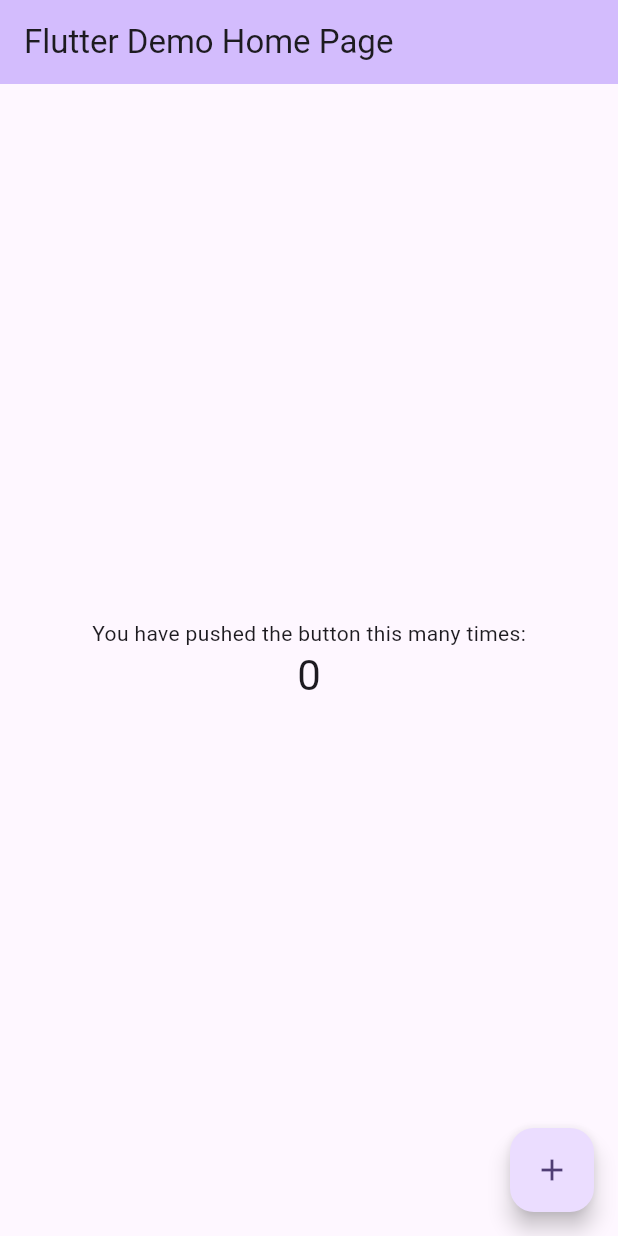
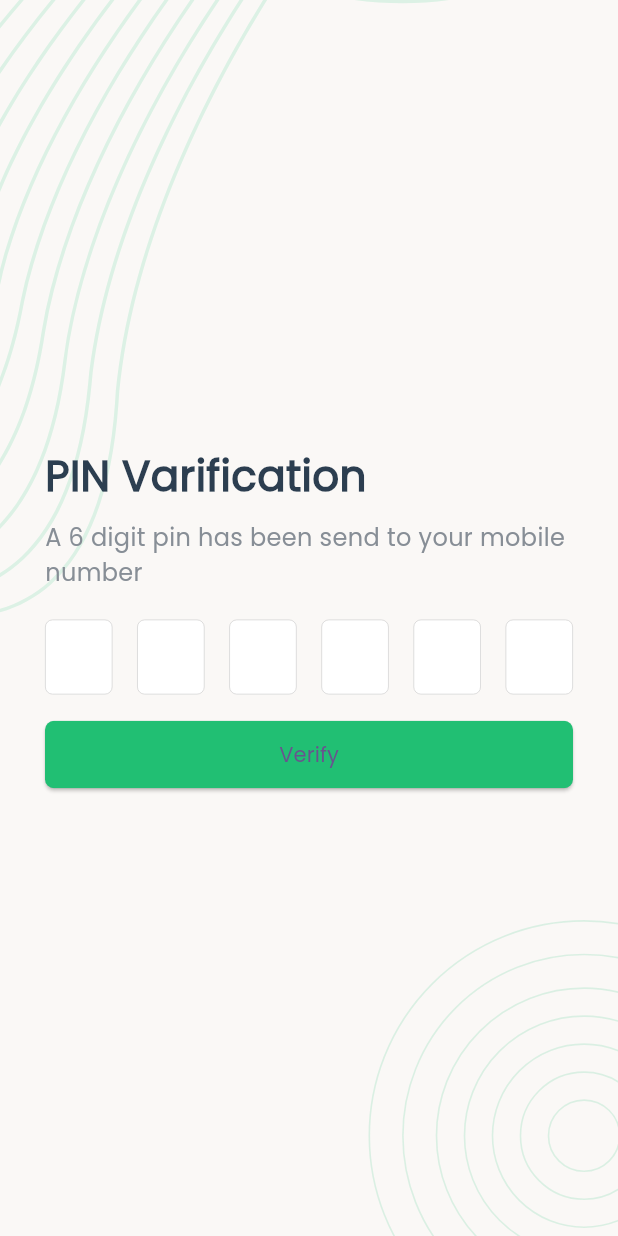
Before and after one commit to fazlerabbe/task_manager-with-api, a Flutter app: the screen it shows after launch, on a phone screen of 412 x 824 dp. Run offline on Flutter 3.47's test engine with Material 2 defaults, Android fonts, the phone set to English and light mode, and no system bars; drawn by our look-alikes of pin_code_fields; our stand-ins replace flutter_svg, fluttertoast.

Commit message:
"second commit"

```diff
--- a/lib/main.dart
+++ b/lib/main.dart
@@ -1,4 +1,10 @@
 import 'package:flutter/material.dart';
+import 'package:task_manager/screen/onboarding/emailVerificationSceen.dart';
+import 'package:task_manager/screen/onboarding/loginScreen.dart';
+import 'package:task_manager/screen/onboarding/pinVerification.dart';
+import 'package:task_manager/screen/onboarding/registrationSceen.dart';
+import 'package:task_manager/screen/onboarding/setPasswordSceen.dart';
+import 'package:task_manager/screen/onboarding/splashScreen.dart';
 
 void main() {
   runApp(const MyApp());
@@ -11,115 +17,21 @@ class MyApp extends StatelessWidget {
   @override
   Widget build(BuildContext context) {
     return MaterialApp(
-      title: 'Flutter Demo',
+      debugShowCheckedModeBanner: false,
+      title: 'Task management',
       theme: ThemeData(
-        // This is the theme of your application.
-        //
-        // TRY THIS: Try running your application with "flutter run". You'll see
-        // the application has a blue toolbar. Then, without quitting the app,
-        // try changing the seedColor in the colorScheme below to Colors.green
-        // and then invoke "hot reload" (save your changes or press the "hot
-        // reload" button in a Flutter-supported IDE, or press "r" if you used
-        // the command line to start the app).
-        //
-        // Notice that the counter didn't reset back to zero; the application
-        // state is not lost during the reload. To reset the state, use hot
-        // restart instead.
-        //
-        // This works for code too, not just values: Most code changes can be
-        // tested with just a hot reload.
         colorScheme: ColorScheme.fromSeed(seedColor: Colors.deepPurple),
         useMaterial3: true,
       ),
-      home: const MyHomePage(title: 'Flutter Demo Home Page'),
+      initialRoute: '/pinvarification',
+      routes: {
+        '/': (context) => SplashScreen(),
+        '/login': (context) => LoginScreen(),
+        '/registration': (context) => RegistrationScreen(),
+        '/emailvarification': (context) => EmailVerificationSceen(),
+        '/pinvarification': (context) => PinVerificationScreen(),
+        '/setpassword': (context) => SetPasswordSceen()
+      },
     );
   }
 }
-
-class MyHomePage extends StatefulWidget {
-  const MyHomePage({super.key, required this.title});
-
-  // This widget is the home page of your application. It is stateful, meaning
-  // that it has a State object (defined below) that contains fields that affect
-  // how it looks.
-
-  // This class is the configuration for the state. It holds the values (in this
-  // case the title) provided by the parent (in this case the App widget) and
-  // used by the build method of the State. Fields in a Widget subclass are
-  // always marked "final".
-
-  final String title;
-
-  @override
-  State<MyHomePage> createState() => _MyHomePageState();
-}
-
-class _MyHomePageState extends State<MyHomePage> {
-  int _counter = 0;
-
-  void _incrementCounter() {
-    setState(() {
-      // This call to setState tells the Flutter framework that something has
-      // changed in this State, which causes it to rerun the build method below
-      // so that the display can reflect the updated values. If we changed
-      // _counter without calling setState(), then the build method would not be
-      // called again, and so nothing would appear to happen.
-      _counter++;
-    });
-  }
-
-  @override
-  Widget build(BuildContext context) {
-    // This method is rerun every time setState is called, for instance as done
-    // by the _incrementCounter method above.
-    //
-    // The Flutter framework has been optimized to make rerunning build methods
-    // fast, so that you can just rebuild anything that needs updating rather
-    // than having to individually change instances of widgets.
-    return Scaffold(
-      appBar: AppBar(
-        // TRY THIS: Try changing the color here to a specific color (to
-        // Colors.amber, perhaps?) and trigger a hot reload to see the AppBar
-        // change color while the other colors stay the same.
-        backgroundColor: Theme.of(context).colorScheme.inversePrimary,
-        // Here we take the value from the MyHomePage object that was created by
-        // the App.build method, and use it to set our appbar title.
-        title: Text(widget.title),
-      ),
-      body: Center(
-        // Center is a layout widget. It takes a single child and positions it
-        // in the middle of the parent.
-        child: Column(
-          // Column is also a layout widget. It takes a list of children and
-          // arranges them vertically. By default, it sizes itself to fit its
-          // children horizontally, and tries to be as tall as its parent.
-          //
-          // Column has various properties to control how it sizes itself and
-          // how it positions its children. Here we use mainAxisAlignment to
-          // center the children vertically; the main axis here is the vertical
-          // axis because Columns are vertical (the cross axis would be
-          // horizontal).
-          //
-          // TRY THIS: Invoke "debug painting" (choose the "Toggle Debug Paint"
-          // action in the IDE, or press "p" in the console), to see the
-          // wireframe for each widget.
-          mainAxisAlignment: MainAxisAlignment.center,
-          children: <Widget>[
-            const Text(
-              'You have pushed the button this many times:',
-            ),
-            Text(
-              '$_counter',
-              style: Theme.of(context).textTheme.headlineMedium,
-            ),
-          ],
-        ),
-      ),
-      floatingActionButton: FloatingActionButton(
-        onPressed: _incrementCounter,
-        tooltip: 'Increment',
-        child: const Icon(Icons.add),
-      ), // This trailing comma makes auto-formatting nicer for build methods.
-    );
-  }
-}
--- /dev/null
+++ b/lib/screen/onboarding/pinVerification.dart
@@ -0,0 +1,61 @@
+import 'package:flutter/material.dart';
+import 'package:pin_code_fields/pin_code_fields.dart';
+
+import '../../style/style.dart';
+
+class PinVerificationScreen extends StatefulWidget {
+  const PinVerificationScreen({super.key});
+
+  @override
+  State<PinVerificationScreen> createState() => _PinVerificationScreenState();
+}
+
+class _PinVerificationScreenState extends State<PinVerificationScreen> {
+  @override
+  Widget build(BuildContext context) {
+    return Scaffold(
+      body: Stack(
+        children: [
+          ScreenBackground(context),
+          Container(
+            alignment: Alignment.center,
+            child: SingleChildScrollView(
+              padding: EdgeInsets.all(30),
+              child: Column(
+                mainAxisAlignment: MainAxisAlignment.center,
+                crossAxisAlignment: CrossAxisAlignment.start,
+                children: [
+                  Text("PIN Varification", style: Head1Text(colorDarkBlue)),
+                  SizedBox(height: 10),
+                  Text("A 6 digit pin has been send to your mobile number",
+                      style: Head6Text(colorLightGray)),
+                  SizedBox(height: 20),
+                  PinCodeTextField(
+                      appContext: context,
+                      length: 6,
+                      pinTheme: AppOTPStyle(),
+                      animationType: AnimationType.fade,
+                      animationDuration: Duration(milliseconds: 300),
+                      enableActiveFill: true,
+                      onCompleted: (v) {},
+                      onChanged: (value) {
+                        //InputOnChange("otp", value);
+                      }),
+                  Container(
+                    child: ElevatedButton(
+                      style: AppButtonStyle(),
+                      child: SuccessButtonChild('Verify'),
+                      onPressed: () {
+                        //FormOnSubmit();
+                      },
+                    ),
+                  )
+                ],
+              ),
+            ),
+          )
+        ],
+      ),
+    );
+  }
+}
--- /dev/null
+++ b/lib/style/style.dart
@@ -0,0 +1,182 @@
+import 'package:flutter/material.dart';
+import 'package:flutter_svg/svg.dart';
+import 'package:fluttertoast/fluttertoast.dart';
+import 'package:pin_code_fields/pin_code_fields.dart';
+
+const colorRed = Color.fromRGBO(231, 28, 36, 1);
+const colorDark = Color.fromRGBO(136, 28, 32, 1);
+const colorGreen = Color.fromRGBO(33, 191, 115, 1);
+const colorBlue = Color.fromRGBO(52, 152, 219, 1.0);
+const colorOrange = Color.fromRGBO(230, 126, 34, 1.0);
+const colorWhite = Color.fromRGBO(255, 255, 255, 1.0);
+const colorDarkBlue = Color.fromRGBO(44, 62, 80, 1.0);
+const colorLightGray = Color.fromRGBO(135, 142, 150, 1.0);
+const colorLight = Color.fromRGBO(211, 211, 211, 1.0);
+
+SizedBox ItemSizeBox(child) {
+  return SizedBox(
+    width: double.infinity,
+    child: Container(
+      padding: EdgeInsets.all(10),
+      child: child,
+    ),
+  );
+}
+
+PinTheme AppOTPStyle() {
+  return PinTheme(
+    inactiveColor: colorLight,
+    inactiveFillColor: colorWhite,
+    selectedColor: colorGreen,
+    activeColor: colorWhite,
+    selectedFillColor: colorGreen,
+    shape: PinCodeFieldShape.box,
+    borderRadius: BorderRadius.circular(5),
+    fieldHeight: 50,
+    borderWidth: 0.5,
+    fieldWidth: 45,
+    activeFillColor: Colors.white,
+  );
+}
+
+TextStyle Head1Text(textColor) {
+  return TextStyle(
+    color: textColor,
+    fontSize: 28,
+    fontFamily: 'poppins',
+    fontWeight: FontWeight.w700,
+  );
+}
+
+TextStyle Head6Text(textColor) {
+  return TextStyle(
+      color: textColor,
+      fontSize: 16,
+      fontFamily: 'poppins',
+      fontWeight: FontWeight.w400);
+}
+
+TextStyle Head7Text(textColor) {
+  return TextStyle(
+      color: textColor,
+      fontSize: 13,
+      fontFamily: 'poppins',
+      fontWeight: FontWeight.w400);
+}
+
+TextStyle Head9Text(textColor) {
+  return TextStyle(
+      color: textColor,
+      fontSize: 9,
+      fontFamily: 'poppins',
+      fontWeight: FontWeight.w500);
+}
+
+InputDecoration AppInputDecoration(label) {
+  return InputDecoration(
+      focusedBorder: const OutlineInputBorder(
+        borderSide: const BorderSide(color: colorGreen, width: 1),
+      ),
+      fillColor: colorWhite,
+      filled: true,
+      contentPadding: EdgeInsets.fromLTRB(20, 10, 10, 20),
+      enabledBorder: const OutlineInputBorder(
+        borderSide: const BorderSide(color: colorWhite, width: 0.0),
+      ),
+      border: OutlineInputBorder(),
+      labelText: label);
+}
+
+DecoratedBox AppDropDownStyle(child) {
+  return DecoratedBox(
+      decoration: BoxDecoration(
+        color: Colors.white,
+        border: Border.all(color: Colors.white, width: 1),
+        borderRadius: BorderRadius.circular(4),
+      ),
+      child:
+          Padding(padding: EdgeInsets.only(left: 30, right: 30), child: child));
+}
+
+SvgPicture ScreenBackground(context) {
+  return SvgPicture.asset(
+    'assets/images/screen-back.svg',
+    alignment: Alignment.center,
+    width: MediaQuery.of(context).size.width,
+    height: MediaQuery.of(context).size.height,
+    fit: BoxFit.cover,
+  );
+}
+
+ButtonStyle AppButtonStyle() {
+  return ElevatedButton.styleFrom(
+      elevation: 1,
+      padding: EdgeInsets.zero,
+      backgroundColor: Colors.transparent,
+      shape: RoundedRectangleBorder(borderRadius: BorderRadius.circular(6)));
+}
+
+ButtonStyle AppStatusButtonStyle(btnColor) {
+  return ElevatedButton.styleFrom(
+    elevation: 1,
+    padding: EdgeInsets.zero,
+    backgroundColor: btnColor,
+  );
+}
+
+TextStyle ButtonTextStyle() {
+  return TextStyle(
+      fontSize: 14, fontFamily: 'poppins', fontWeight: FontWeight.w400);
+}
+
+Ink SuccessButtonChild(String ButtonText) {
+  return Ink(
+    decoration: BoxDecoration(
+        color: colorGreen, borderRadius: BorderRadius.circular(6)),
+    child: Container(
+      height: 45,
+      alignment: Alignment.center,
+      child: Text(
+        ButtonText,
+        style: ButtonTextStyle(),
+      ),
+    ),
+  );
+}
+
+Container StatusChild(statusText, statusColor) {
+  return Container(
+    alignment: Alignment.center,
+    child: Text(statusText,
+        style: TextStyle(
+            color: colorWhite, fontSize: 10, fontWeight: FontWeight.w400)),
+    decoration: BoxDecoration(
+      borderRadius: BorderRadius.circular(20),
+      color: statusColor,
+    ),
+    height: 20,
+    width: 60,
+  );
+}
+
+void SuccessToast(msg) {
+  Fluttertoast.showToast(
+      msg: msg,
+      gravity: ToastGravity.BOTTOM,
+      timeInSecForIosWeb: 1,
+      toastLength: Toast.LENGTH_SHORT,
+      backgroundColor: colorGreen,
+      textColor: colorWhite,
+      fontSize: 16.0);
+}
+
+void ErrorToast(msg) {
+  Fluttertoast.showToast(
+      msg: msg,
+      gravity: ToastGravity.BOTTOM,
+      timeInSecForIosWeb: 1,
+      toastLength: Toast.LENGTH_SHORT,
+      backgroundColor: colorRed,
+      textColor: colorWhite,
+      fontSize: 16.0);
+}
```
Also changed, not shown: lib/screen/onboarding/emailVerificationSceen.dart (added, +56 -0 lines), lib/screen/onboarding/loginScreen.dart (added, +64 -0 lines), lib/screen/onboarding/registrationSceen.dart (added, +86 -0 lines), lib/screen/onboarding/setPasswordSceen.dart (added, +64 -0 lines), lib/screen/onboarding/splashScreen.dart (added, +30 -0 lines), pubspec.yaml (+6 -7 lines), assets/images/logo.svg (added), assets/images/screen-back.svg (added), fonts/Poppins-Regular.ttf (added), lib/api/apiClient.dart (added), lib/screen/profile/profileUpdateScreen.dart (added), lib/screen/task/cancleTaskScreen.dart (added), lib/screen/task/completedTaskListScreen.dart (added), lib/screen/task/newTaskListSceen.dart (added), 1 more files.
